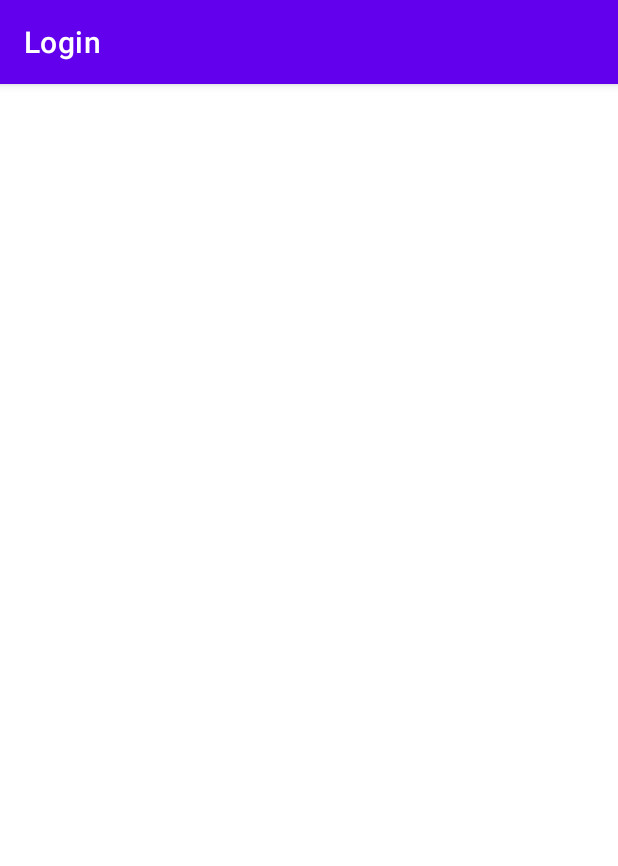
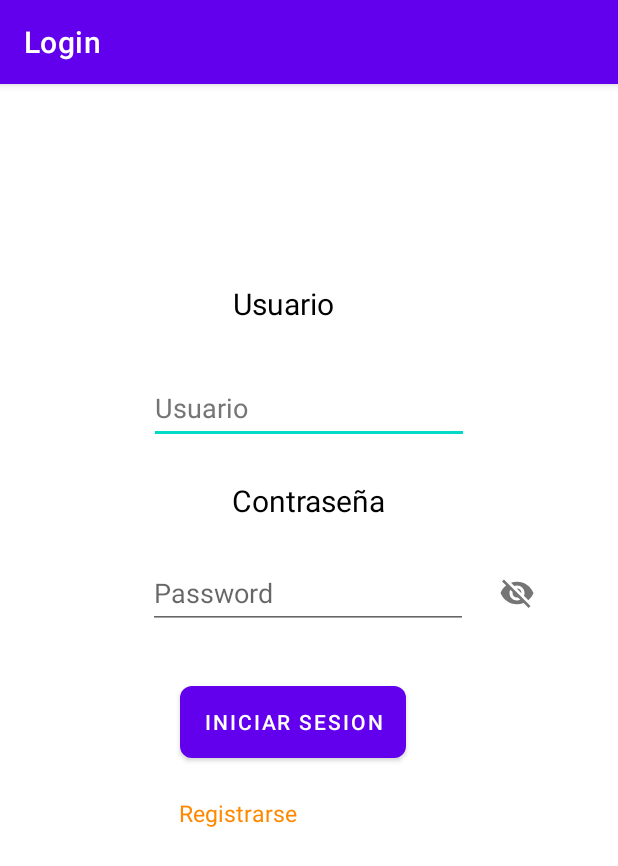
Before and after one commit to luismarin2510/logeo-y-fragment, an Android app: the screen it shows after launch (MainActivity), on a phone screen of 412 x 824 dp. Shown: the top 866 px of the screen. Run offline under Robolectric (Android 15) with nearby library versions, the phone set to English and light mode, and no system bars.

Commit message:
primera pantalla logeo

```diff
--- a/app/src/main/res/layout/activity_main.xml
+++ b/app/src/main/res/layout/activity_main.xml
@@ -7,5 +7,110 @@
     tools:context=".MainActivity">
 
 
+    <ImageView
+        android:id="@+id/imageView"
+        android:layout_width="wrap_content"
+        android:layout_height="wrap_content"
+        app:layout_constraintBottom_toBottomOf="parent"
+        app:layout_constraintEnd_toEndOf="parent"
+        app:layout_constraintStart_toStartOf="parent"
+        app:layout_constraintTop_toTopOf="parent"
+        app:layout_constraintVertical_bias="0.131"
+        tools:srcCompat="@tools:sample/avatars" />
+
+    <TextView
+        android:id="@+id/texusuario"
+        android:layout_width="wrap_content"
+        android:layout_height="wrap_content"
+        android:layout_marginTop="32dp"
+        android:text="Usuario"
+        android:textColor="@color/black"
+        android:textSize="20sp"
+        app:layout_constraintEnd_toEndOf="parent"
+        app:layout_constraintHorizontal_bias="0.45"
+        app:layout_constraintStart_toStartOf="parent"
+        app:layout_constraintTop_toBottomOf="@+id/imageView" />
+
+    <EditText
+        android:id="@+id/editTextTextPersonName"
+        android:layout_width="wrap_content"
+        android:layout_height="wrap_content"
+        android:layout_marginTop="32dp"
+        android:ems="10"
+        android:hint="@string/usuario"
+        android:inputType="textPersonName"
+        android:minHeight="48dp"
+        android:textColorHint="#757575"
+        app:layout_constraintEnd_toEndOf="parent"
+        app:layout_constraintStart_toStartOf="parent"
+        app:layout_constraintTop_toBottomOf="@+id/texusuario"
+        tools:ignore="DuplicateSpeakableTextCheck" />
+
+    <TextView
+        android:id="@+id/texcontraseña"
+        android:layout_width="wrap_content"
+        android:layout_height="wrap_content"
+        android:layout_marginTop="24dp"
+        android:text="Contraseña"
+        android:textColor="@color/black"
+        android:textSize="20dp"
+        app:layout_constraintEnd_toEndOf="parent"
+        app:layout_constraintStart_toStartOf="parent"
+        app:layout_constraintTop_toBottomOf="@+id/editTextTextPersonName" />
+
+    <Button
+        android:id="@+id/Logear"
+        android:layout_width="wrap_content"
+        android:layout_height="60dp"
+        android:layout_marginTop="32dp"
+        android:text="Iniciar Sesion"
+        app:cornerRadius="8dp"
+        app:layout_constraintEnd_toEndOf="parent"
+        app:layout_constraintHorizontal_bias="0.459"
+        app:layout_constraintStart_toStartOf="parent"
+        app:layout_constraintTop_toBottomOf="@+id/textcontraseña" />
+
+    <TextView
+        android:id="@+id/textRegistrarse"
+        android:layout_width="wrap_content"
+        android:layout_height="wrap_content"
+        android:layout_marginTop="20dp"
+        android:text="Registrarse"
+        android:textColor="@android:color/holo_orange_dark"
+        android:textIsSelectable="false"
+        android:textSize="15dp"
+        app:layout_constraintBottom_toBottomOf="parent"
+        app:layout_constraintEnd_toEndOf="parent"
+        app:layout_constraintHorizontal_bias="0.357"
+        app:layout_constraintStart_toStartOf="parent"
+        app:layout_constraintTop_toBottomOf="@+id/Logear"
+        app:layout_constraintVertical_bias="0.0" />
+
+    <com.google.android.material.textfield.TextInputEditText
+        android:id="@+id/textcontraseña"
+        android:layout_width="wrap_content"
+        android:layout_height="wrap_content"
+        android:layout_marginTop="24dp"
+        android:ems="10"
+        android:hint="Password"
+        android:minHeight="48dp"
+        app:layout_constraintEnd_toEndOf="parent"
+        app:layout_constraintHorizontal_bias="0.497"
+        app:layout_constraintStart_toStartOf="parent"
+        app:layout_constraintTop_toBottomOf="@+id/texcontraseña" />
+
+    <com.google.android.material.textfield.TextInputLayout
+        android:id="@+id/textInputLayout2"
+        android:layout_width="wrap_content"
+        android:layout_height="wrap_content"
+        app:endIconMode="password_toggle"
+        app:layout_constraintBottom_toBottomOf="@+id/textcontraseña"
+        app:layout_constraintEnd_toEndOf="parent"
+        app:layout_constraintHorizontal_bias="0.022"
+        app:layout_constraintStart_toEndOf="@+id/textcontraseña"
+        app:layout_constraintTop_toTopOf="@+id/textcontraseña"
+        app:layout_constraintVertical_bias="0.0">
+
+    </com.google.android.material.textfield.TextInputLayout>
 
 </androidx.constraintlayout.widget.ConstraintLayout>
--- a/app/src/main/res/values/strings.xml
+++ b/app/src/main/res/values/strings.xml
@@ -1,3 +1,4 @@
 <resources>
     <string name="app_name">Login</string>
+    <string name="usuario">Usuario</string>
 </resources>
```
